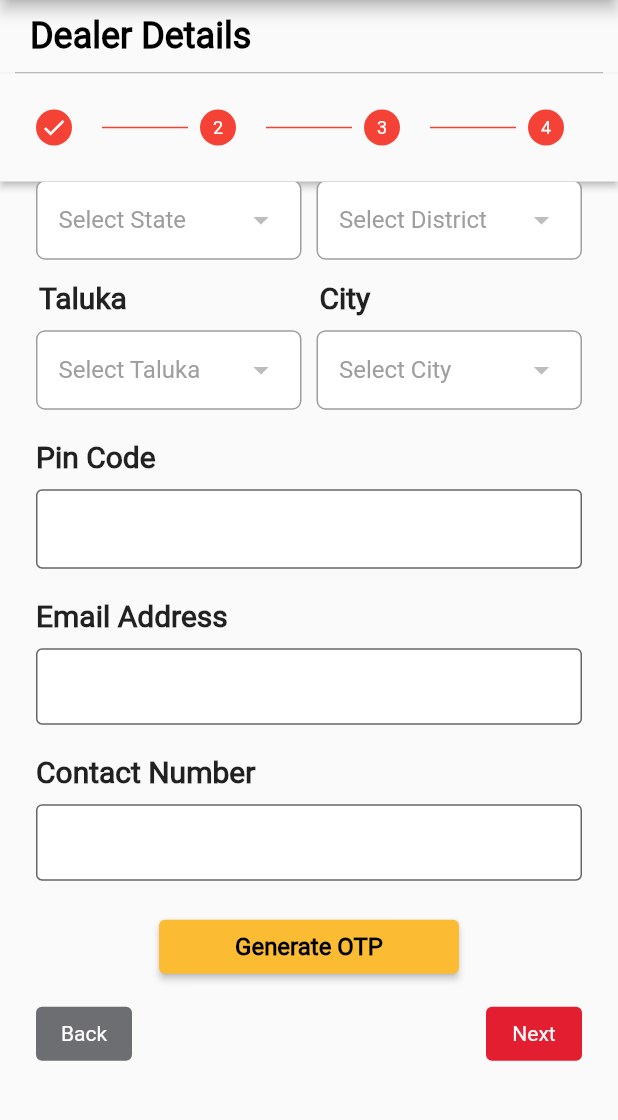
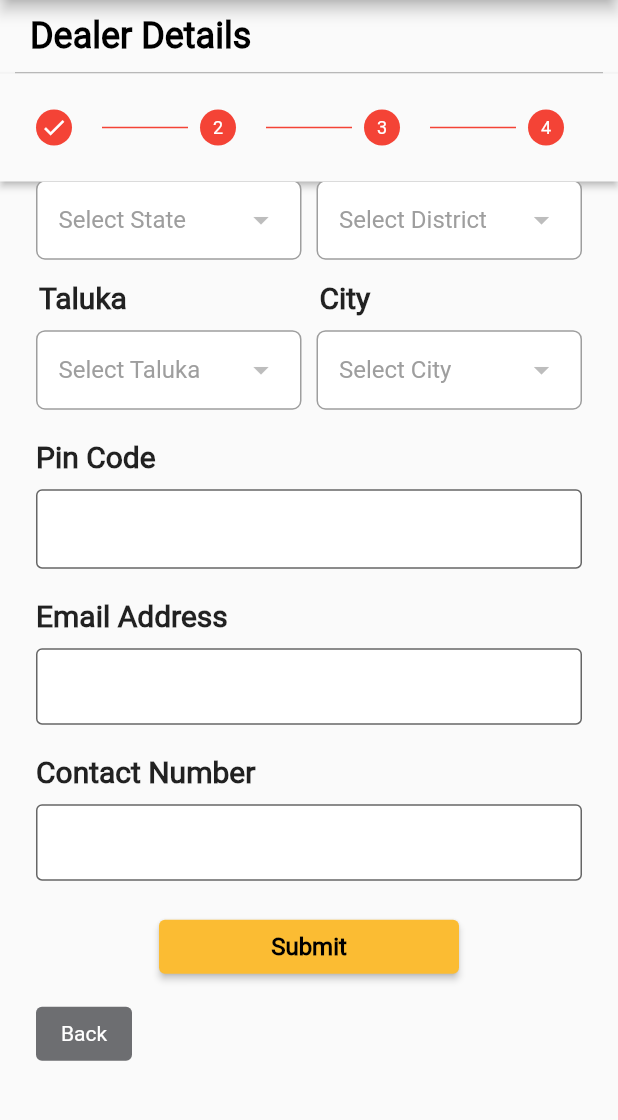
Before and after one commit to chandan-ey/scl-flutter, a Flutter app: the OnBoardOnePage screen opened by its route, scrolled down 576 dp, on a phone screen of 412 x 824 dp, the part 84-1204 px from its top. Run offline on Flutter 3.47's test engine with Material 2 defaults, Android fonts, the phone set to English and light mode, and no system bars; our stand-ins replace dropdown_button2, get, localstorage; network calls fail.

Commit message:
Merged code from Jeeva

```diff
--- a/lib/main.dart
+++ b/lib/main.dart
@@ -17,13 +17,13 @@ class MyApp extends StatelessWidget {
   Widget build(BuildContext context) {
     return GetMaterialApp(
       translations: LocaleString(),
-      locale: const Locale('en', 'US'),
+      locale: Locale('en', 'US'),
       debugShowCheckedModeBanner: false,
       title: 'Shree Cements',
       theme: ThemeData(primarySwatch: Colors.red, fontFamily: 'Roboto'),
       routes: {
         '/': (context) => const LoginPage(),
-        '/home': (context) => const HomePage(),
+        '/home': (context) => const HomePage(homepagemode: ''),
         '/onboardone': ((context) => const OnBoardOnePage())
       },
       initialRoute: '/',
--- a/lib/screen/dealeronboarding/dealerDetails.dart
+++ b/lib/screen/dealeronboarding/dealerDetails.dart
@@ -19,7 +19,7 @@ class _DealerDetailsState extends State<DealerDetails> {
   String? cityValue, talukaValue, districtValue, stateValue;
   //late String _password1;
   //double _strength = 0;
-
+bool firstTimeUser = true;
   final statesService _statesService = statesService();
 
   List states = [];
@@ -33,14 +33,14 @@ class _DealerDetailsState extends State<DealerDetails> {
     super.initState();
     Timer(const Duration(seconds: 1), () {
       loadStateDropdown();
-      Map savedData = storage.getItem('basicDetails');
-      if (savedData.isNotEmpty) {
-        _checkForValue(savedData);
-      }
+      _checkForValue();
     });
   }
 
-  _checkForValue(savedData) {
+  _checkForValue() {
+    Map savedData = storage.getItem('basicDetails');
+    if (savedData.isNotEmpty) {
+      firstTimeUser = false;
       setState(() {
         _dealerName.text = savedData['name'];
         _addressLine1.text = savedData['line1'];
@@ -56,6 +56,7 @@ class _DealerDetailsState extends State<DealerDetails> {
         talukaValue = savedData['talukaCode'];
         cityValue = savedData['cityCode'];
       });
+    }
   }
 
   List<DropdownMenuItem<String>> stateMenuItems = [];
@@ -690,7 +691,9 @@ class _DealerDetailsState extends State<DealerDetails> {
                 Container(
                   width: 200,
                   padding: const EdgeInsets.fromLTRB(0, 20, 0, 10),
-                  child: ElevatedButton(
+                  child: Visibility(
+                    visible: firstTimeUser,
+                    child:ElevatedButton(
                     style: ElevatedButton.styleFrom(
                         primary: const Color(0xffFBBC33),
                         onPrimary: const Color(0xff000000),
@@ -769,7 +772,9 @@ class _DealerDetailsState extends State<DealerDetails> {
                         },
                       );
                     },
-                    child: const Text('Generate OTP'),
+                    child: const Text('Submit'),
+                  ),
+                    replacement: Text("")
                     ),
                 ),
               ],
@@ -790,7 +795,10 @@ class _DealerDetailsState extends State<DealerDetails> {
                         MaterialStateProperty.all<Color>(Color(0xff6D6E71)),
                   ),
                 ),
-                TextButton(
+                 Visibility(
+                  visible: firstTimeUser,
+                  child: Text(""),
+                   replacement: TextButton(
     onPressed: () => {
     // Validate returns true if the form is valid, or false otherwise.
     if (_formKey.currentState!.validate())
@@ -807,6 +815,7 @@ class _DealerDetailsState extends State<DealerDetails> {
     style: ButtonStyle(
     backgroundColor:
     MaterialStateProperty.all<Color>(Color(0xffE31E30)),
+    ),
     ),
                  ),
               ],
--- a/lib/screen/dialog/dealerOnboardingSuccessDialog.dart
+++ b/lib/screen/dialog/dealerOnboardingSuccessDialog.dart
@@ -32,7 +32,7 @@ class DealerOnboardingSuccessDialog extends StatelessWidget {
             onPressed: () {
               Navigator.push(
                 context,
-                MaterialPageRoute(builder: (context) => const HomePage()),
+                MaterialPageRoute(builder: (context) => const HomePage(homepagemode: 'underprogress')),
               );
             },
             child: const Text(
--- a/lib/screen/drawer/drawer.dart
+++ b/lib/screen/drawer/drawer.dart
@@ -47,7 +47,7 @@ class _DrawerPageState extends State<DrawerPage> {
               onTap: () {
                 Navigator.push(
                   context,
-                  MaterialPageRoute(builder: (context) => HomePage()),
+                  MaterialPageRoute(builder: (context) => HomePage(homepagemode: '')),
                 );
               },
             ),
--- a/lib/screen/login/login.dart
+++ b/lib/screen/login/login.dart
@@ -215,7 +215,7 @@ class _LoginPageState extends State<LoginPage> {
                                     Navigator.push(
                                       context,
                                       MaterialPageRoute(
-                                        builder: (context) => const HomePage(),
+                                        builder: (context) => const HomePage(homepagemode: ''),
                                       ),
                                     );
                                   }
@@ -260,7 +260,7 @@ class _LoginPageState extends State<LoginPage> {
                                         context,
                                         MaterialPageRoute(
                                           builder: (context) =>
-                                              const HomePage(),
+                                              const HomePage(homepagemode: ''),
                                         ),
                                       );
                                     }
```
Also changed, not shown: lib/screen/dealeronboarding/businessDetails.dart (+23 -8 lines), lib/screen/home/home.dart (+7 -2 lines). Lines whose indentation alone changed are shown as unchanged.
